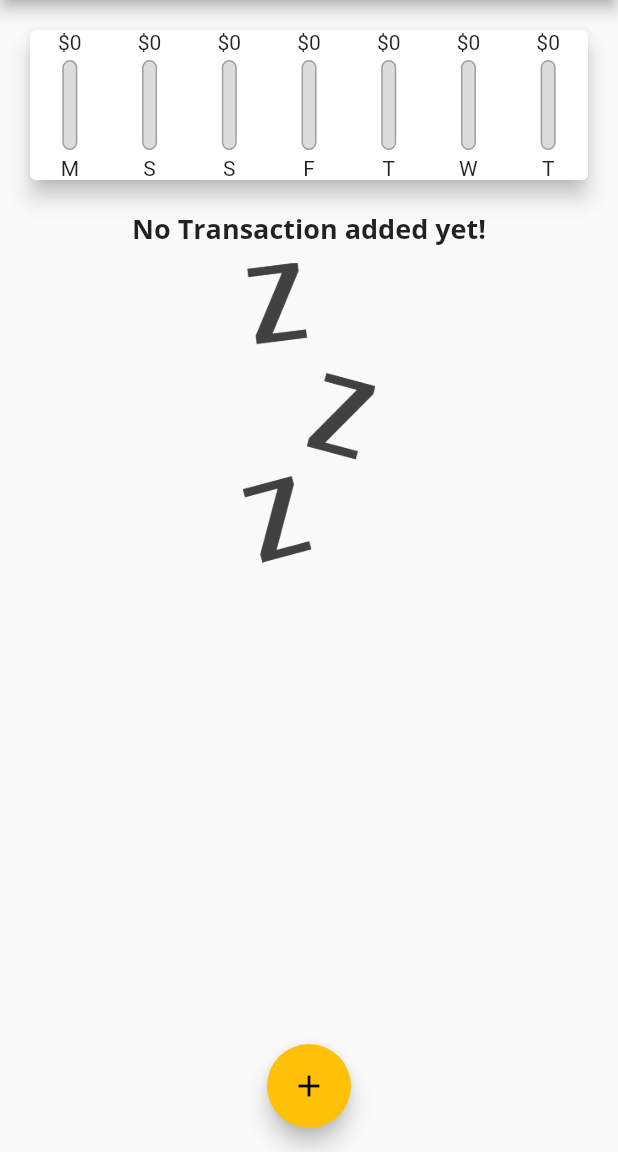
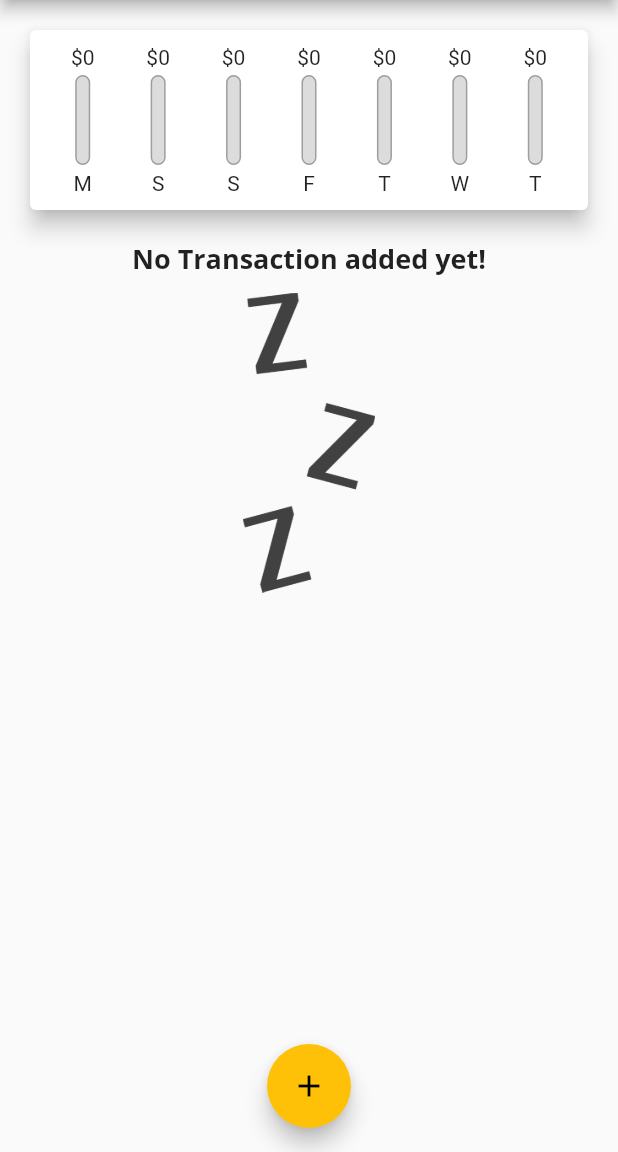
Before and after one commit to Hamjeth68/Flutter-Expenses-App, a Flutter app: the screen it shows after launch, on a phone screen of 412 x 824 dp, the part 84-1236 px from its top. Run offline on Flutter 3.47's test engine with Material 2 defaults, Android fonts, the phone set to English and light mode, and no system bars.

Commit message:
chartBar Styled

```diff
--- a/lib/widgets/chart.dart
+++ b/lib/widgets/chart.dart
@@ -43,6 +43,8 @@ class Chart extends StatelessWidget {
     return Card(
       elevation: 6,
       margin: EdgeInsets.all(20),
+      child: Padding(
+        padding: EdgeInsets.all(10),
         child: Row(
           mainAxisAlignment: MainAxisAlignment.spaceAround,
           children: groupedTransactionValues.map((data) {
@@ -58,6 +60,7 @@ class Chart extends StatelessWidget {
             );
           }).toList(),
         ),
+      ),
     );
   }
 }
--- a/lib/widgets/chart_bar.dart
+++ b/lib/widgets/chart_bar.dart
@@ -10,7 +10,9 @@ class ChartBar extends StatelessWidget {
   Widget build(BuildContext context) {
     return Column(
       children: <Widget>[
-        Text('\$${sepndingAmount.toStringAsFixed(0)}'),
+        FittedBox(
+          child: Text('\$${sepndingAmount.toStringAsFixed(0)}'),
+        ),
         SizedBox(
           height: 4,
         ),
```
Lines whose indentation alone changed are shown as unchanged.
